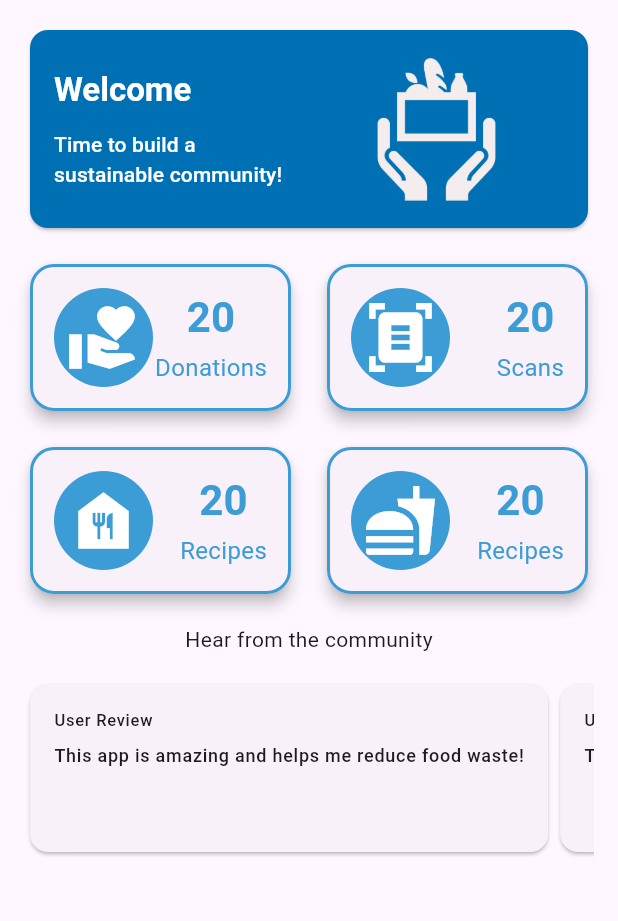
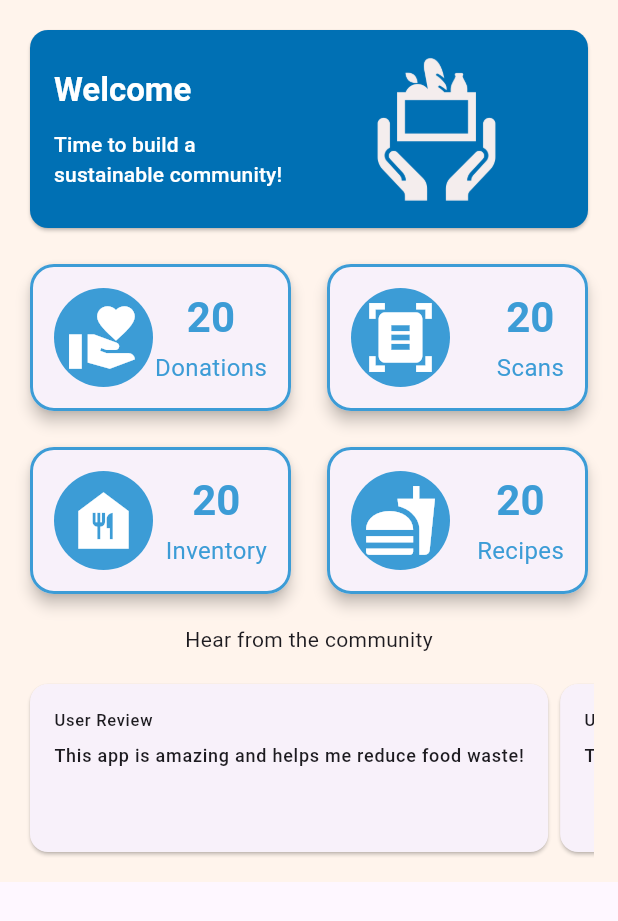
Before and after one commit to raf-xtgt/FoodForward, a Flutter app: the HomeScreen screen opened directly, on a phone screen of 412 x 824 dp. Shown: the top 921 px of the screen. Run offline on Flutter 3.47's test engine with Material 3 defaults, Android fonts, the light colour scheme and no system bars; our stand-ins replace camera, flutter_secure_storage; accounts and stored records are empty.

Commit message:
Update background color

```diff
--- a/frontend/food_forward_app/lib/screens/home/home-screen.dart
+++ b/frontend/food_forward_app/lib/screens/home/home-screen.dart
@@ -7,13 +7,15 @@ import 'package:food_forward_app/screens/home/widgets/scan-receipt-card.dart';
 import 'package:food_forward_app/screens/home/widgets/food-stock-mgmt-card.dart';
 import 'package:food_forward_app/screens/home/widgets/food-stock-stats-card.dart';
 
-
 class HomeScreen extends StatelessWidget {
   const HomeScreen({super.key});
 
   @override
   Widget build(BuildContext context) {
-    return SingleChildScrollView(
+    return Scaffold(
+      body: Container(
+        color: const Color(0xFFFFF4EC), // Setting the background color
+        child: SingleChildScrollView(
           child: Padding(
             padding: const EdgeInsets.all(16.0),
             child: Column(
@@ -55,6 +57,8 @@ class HomeScreen extends StatelessWidget {
               ],
             ),
           ),
+        ),
+      ),
     );
   }
 }
--- a/frontend/food_forward_app/lib/screens/home/widgets/food-stock-mgmt-card.dart
+++ b/frontend/food_forward_app/lib/screens/home/widgets/food-stock-mgmt-card.dart
@@ -68,7 +68,7 @@ class _FoodStockMgmtCardState extends State<FoodStockMgmtCard> {
                   ),
                   const SizedBox(height: 4.0),
                   const Text(
-                    'Recipes',
+                    'Inventory',
                     style: TextStyle(
                       fontSize: 16.0, // Smaller text size
                       color: Color(0xFF3C9CD6), // Blue color for the text
--- a/frontend/food_forward_app/lib/state/receipt-capture-state/receipt-capture-state.dart
+++ b/frontend/food_forward_app/lib/state/receipt-capture-state/receipt-capture-state.dart
@@ -64,7 +64,7 @@ class TakePictureScreenState extends State<ReceiptCaptureScreen> {
             return Stack(
               children: [
                 Container(
-                  color: Color.fromARGB(255, 139, 138, 138),
+                  color: const Color(0xFFFFF4EC), // Setting the background color
                   child: Center(
                     child: CameraPreview(_controller),
                   ),
```
Lines whose indentation alone changed are shown as unchanged.
